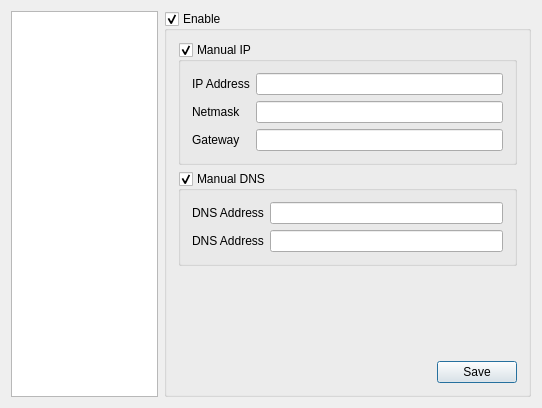
First picture: the form in maindialog.ui, repository apinprastya/konek, before the edit.
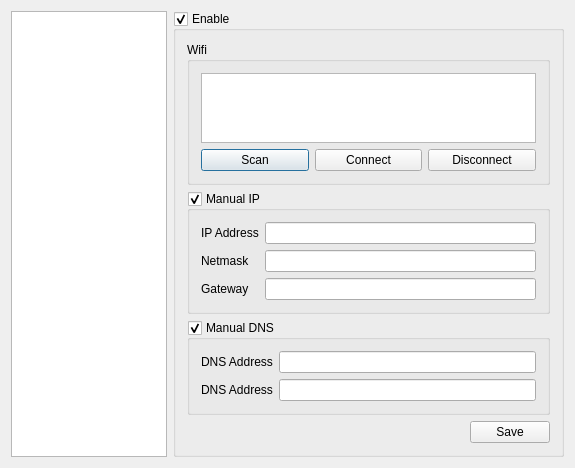
Second picture: the form after the edit.

Commit message: adding dialog to connect to wifi

The edit to the form file:
```diff
--- a/maindialog.ui
+++ b/maindialog.ui
@@ -6,8 +6,8 @@
    <rect>
     <x>0</x>
     <y>0</y>
-    <width>542</width>
-    <height>408</height>
+    <width>575</width>
+    <height>461</height>
    </rect>
   </property>
   <property name="windowTitle">
@@ -34,6 +34,46 @@
         <bool>true</bool>
        </property>
        <layout class="QVBoxLayout" name="verticalLayout">
+        <item>
+         <widget class="QGroupBox" name="groupWifi">
+          <property name="title">
+           <string>Wifi</string>
+          </property>
+          <layout class="QVBoxLayout" name="verticalLayout_3">
+           <item>
+            <widget class="QListWidget" name="listWifi"/>
+           </item>
+           <item>
+            <layout class="QHBoxLayout" name="horizontalLayout_3">
+             <property name="topMargin">
+              <number>0</number>
+             </property>
+             <item>
+              <widget class="QPushButton" name="pushWifiScan">
+               <property name="text">
+                <string>Scan</string>
+               </property>
+              </widget>
+             </item>
+             <item>
+              <widget class="QPushButton" name="pushWifiConnect">
+               <property name="text">
+                <string>Connect</string>
+               </property>
+              </widget>
+             </item>
+             <item>
+              <widget class="QPushButton" name="pushWifiDisconnect">
+               <property name="text">
+                <string>Disconnect</string>
+               </property>
+              </widget>
+             </item>
+            </layout>
+           </item>
+          </layout>
+         </widget>
+        </item>
         <item>
          <widget class="QGroupBox" name="groupIP">
           <property name="title">
@@ -111,19 +151,6 @@
           </layout>
          </widget>
         </item>
-        <item>
-         <spacer name="verticalSpacer">
-          <property name="orientation">
-           <enum>Qt::Vertical</enum>
-          </property>
-          <property name="sizeHint" stdset="0">
-           <size>
-            <width>20</width>
-            <height>40</height>
-           </size>
-          </property>
-         </spacer>
-        </item>
         <item>
          <layout class="QHBoxLayout" name="horizontalLayout_2">
           <property name="topMargin">
@@ -154,6 +181,19 @@
        </layout>
       </widget>
      </item>
+     <item>
+      <spacer name="verticalSpacer">
+       <property name="orientation">
+        <enum>Qt::Vertical</enum>
+       </property>
+       <property name="sizeHint" stdset="0">
+        <size>
+         <width>20</width>
+         <height>40</height>
+        </size>
+       </property>
+      </spacer>
+     </item>
     </layout>
    </item>
   </layout>
```
The commit also changes 6 other files.
